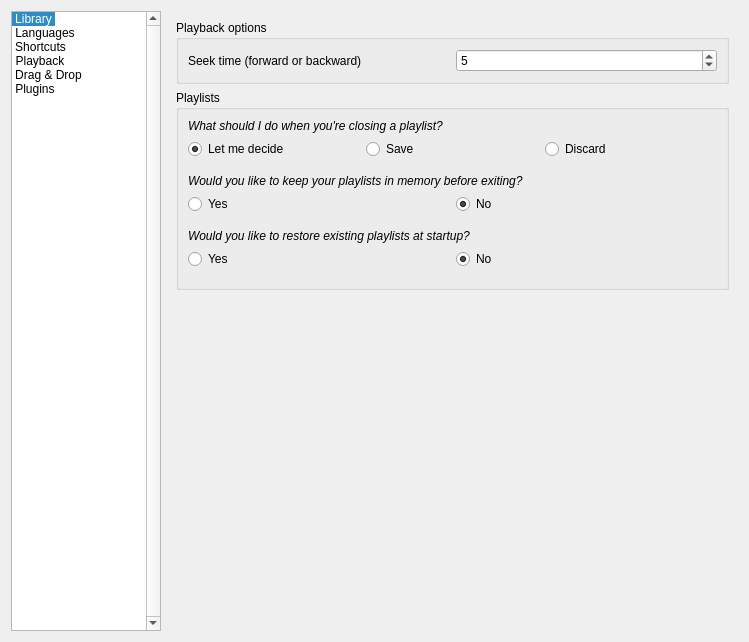
This is code/MiamPlayer/customizeoptionsdialog.ui in MBach/Miam-Player as Qt 5 draws it before an edit. The edited form follows.
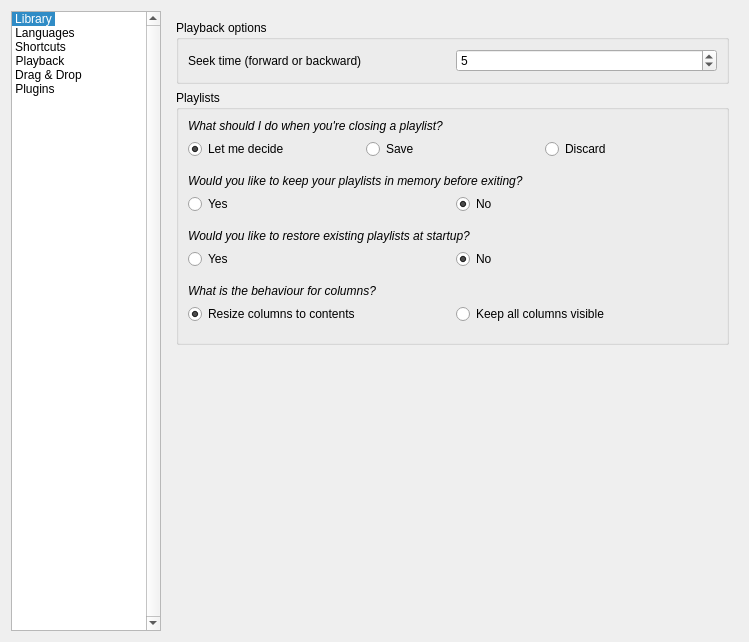
This is the edited form. The open tabs and pages were chosen to show the change. Icons and pictures are not drawn. Custom widgets are drawn as their Qt base class.

The edit to the form file:
```diff
--- a/code/MiamPlayer/customizeoptionsdialog.ui
+++ b/code/MiamPlayer/customizeoptionsdialog.ui
@@ -2387,6 +2387,53 @@
             </layout>
            </widget>
           </item>
+          <item>
+           <widget class="QLabel" name="label">
+            <property name="font">
+             <font>
+              <italic>true</italic>
+             </font>
+            </property>
+            <property name="text">
+             <string>What is the behaviour for columns?</string>
+            </property>
+            <property name="wordWrap">
+             <bool>true</bool>
+            </property>
+           </widget>
+          </item>
+          <item>
+           <widget class="QWidget" name="widgetResizeToContents" native="true">
+            <layout class="QHBoxLayout" name="horizontalLayout_13">
+             <property name="leftMargin">
+              <number>0</number>
+             </property>
+             <property name="topMargin">
+              <number>0</number>
+             </property>
+             <property name="rightMargin">
+              <number>0</number>
+             </property>
+             <item>
+              <widget class="QRadioButton" name="radioButtonResizeColumnsContent">
+               <property name="text">
+                <string>Resize columns to contents</string>
+               </property>
+               <property name="checked">
+                <bool>true</bool>
+               </property>
+              </widget>
+             </item>
+             <item>
+              <widget class="QRadioButton" name="radioButton">
+               <property name="text">
+                <string>Keep all columns visible</string>
+               </property>
+              </widget>
+             </item>
+            </layout>
+           </widget>
+          </item>
          </layout>
         </widget>
        </item>
```
Left out of the diff: 6 changed lines with no effect on the pictures.
